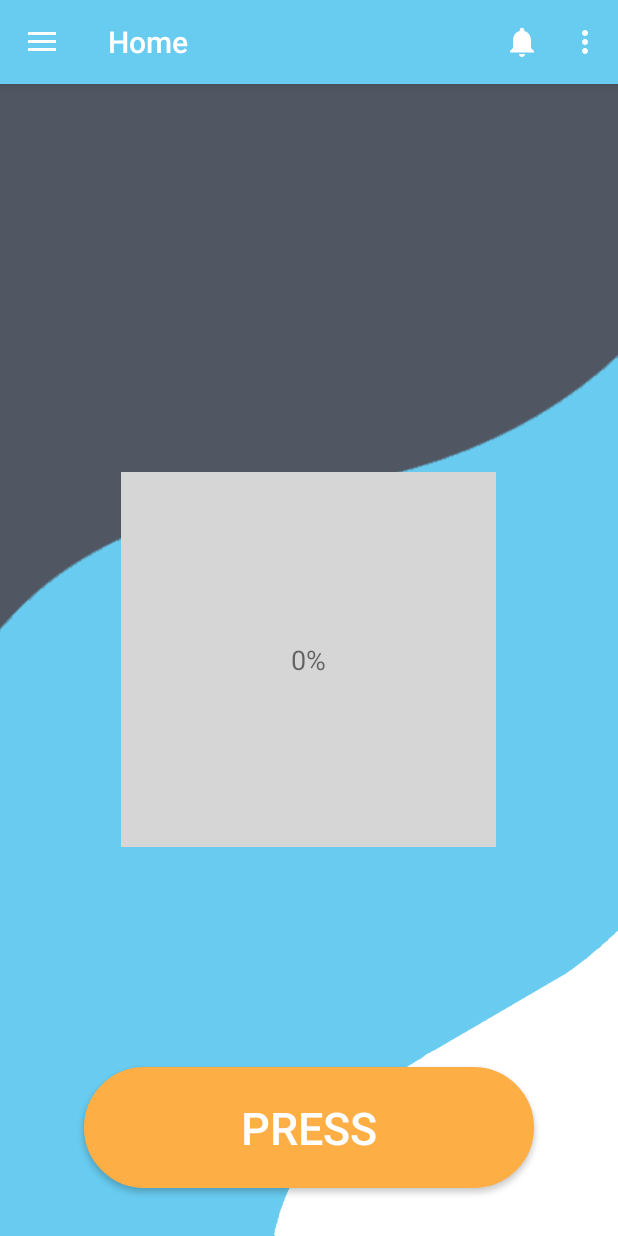
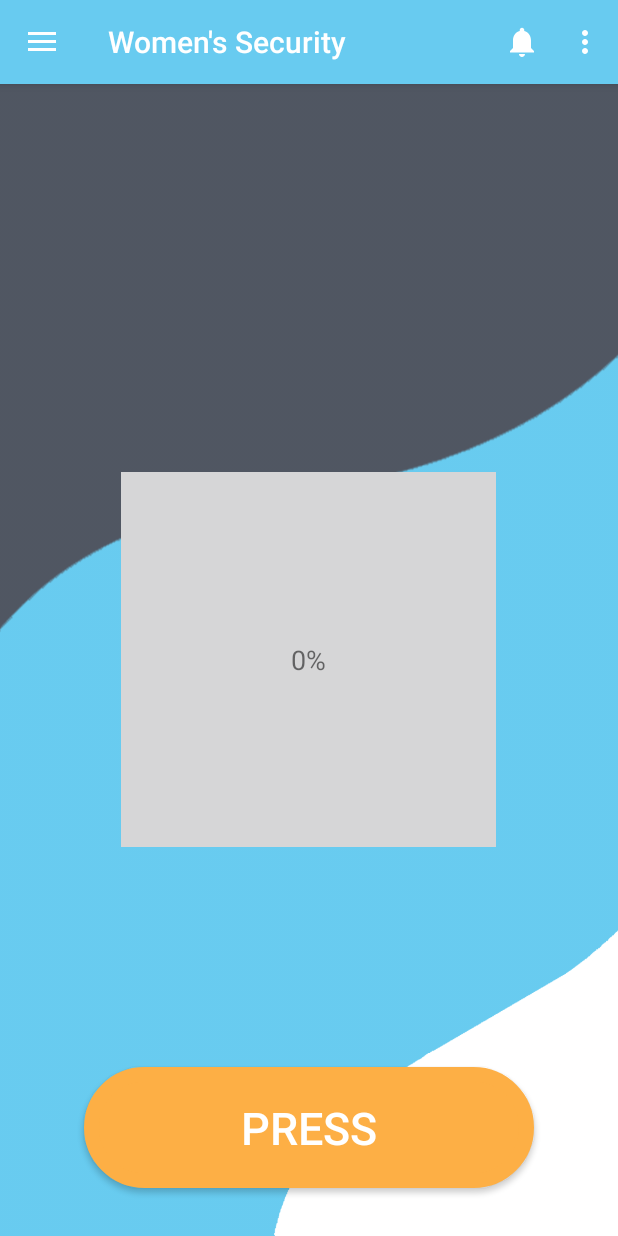
Before and after one commit to nurul-islam01/Womens-Security, an Android app: the MainActivity screen opened directly, with no data from a screen before it, on a phone screen of 412 x 824 dp. Run offline under Robolectric (Android 15) with nearby library versions, the phone set to English and light mode, and no system bars; our stand-ins replace CircleImageView, Picasso, Volley, navigation-ui, sdp/ssp sizes; libraries missing offline, so code that uses them is left out: cn.pedant, me.leolin.shortcutbadger; pictures from the network do not load; 4 statements that could not run were skipped.

Commit message:
update names

```diff
--- a/app/src/main/res/values/strings.xml
+++ b/app/src/main/res/values/strings.xml
@@ -8,7 +8,7 @@
     <string name="action_settings">Settings</string>
     <string name="action_log_out">Log out</string>
 
-    <string name="menu_home">Home</string>
+    <string name="menu_home">Women\'s Security</string>
     <string name="menu_profile">Profile</string>
     <string name="menu_slideshow">Slideshow</string>
 
```
